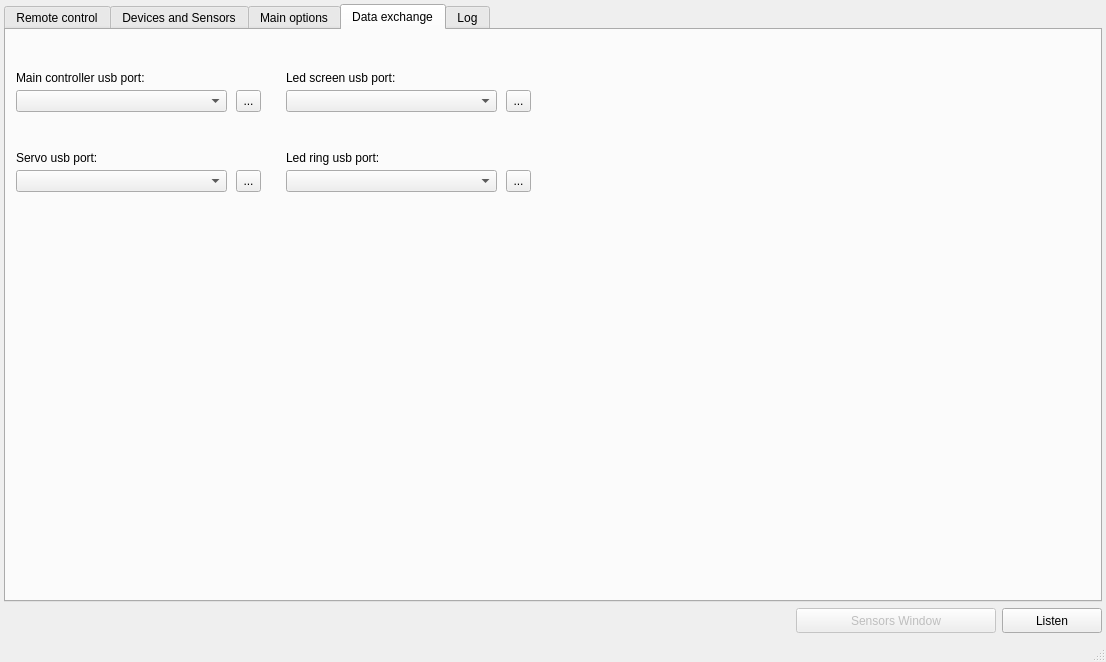
The window that CStation/mainwindow.ui (Pvg08/ESP_CStation) describes before a commit, drawn with Qt 5.
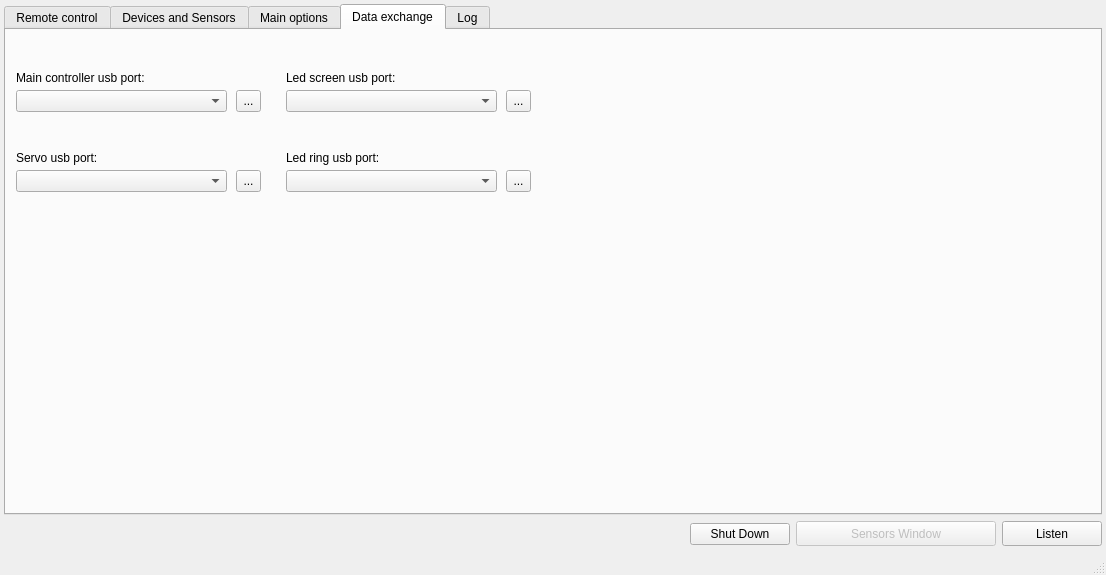
The same window after the commit.

```diff
--- a/CStation/mainwindow.ui
+++ b/CStation/mainwindow.ui
@@ -7,7 +7,7 @@
     <x>0</x>
     <y>0</y>
     <width>1106</width>
-    <height>662</height>
+    <height>575</height>
    </rect>
   </property>
   <property name="windowTitle">
@@ -3087,6 +3087,19 @@
          </property>
         </widget>
        </item>
+       <item>
+        <widget class="QPushButton" name="pushButton_shutdown">
+         <property name="maximumSize">
+          <size>
+           <width>100</width>
+           <height>16777215</height>
+          </size>
+         </property>
+         <property name="text">
+          <string>Shut Down</string>
+         </property>
+        </widget>
+       </item>
        <item>
         <widget class="QPushButton" name="pushButton_sensors_display_show">
          <property name="enabled">
```
